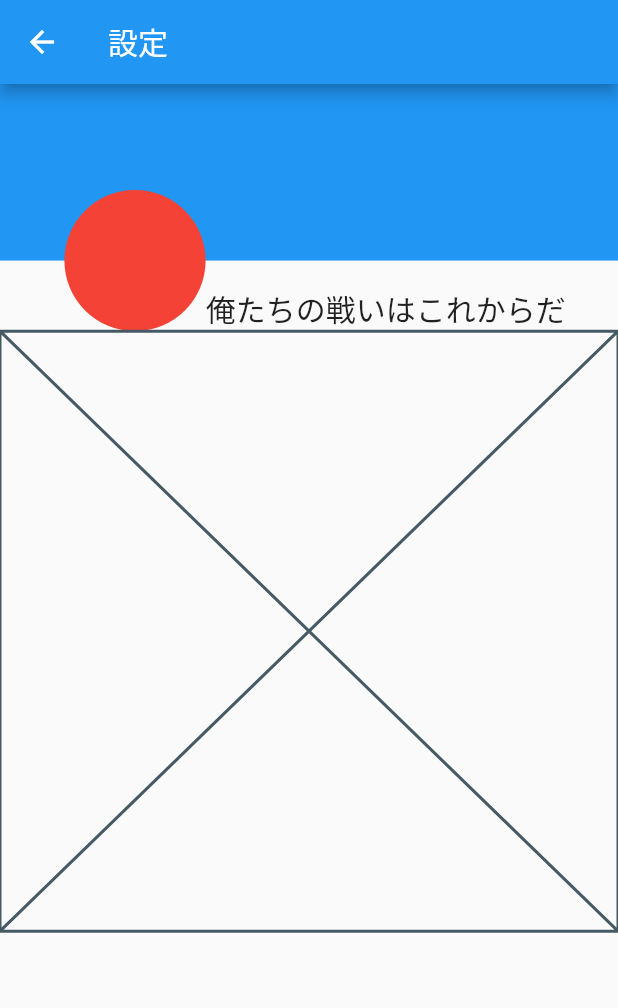
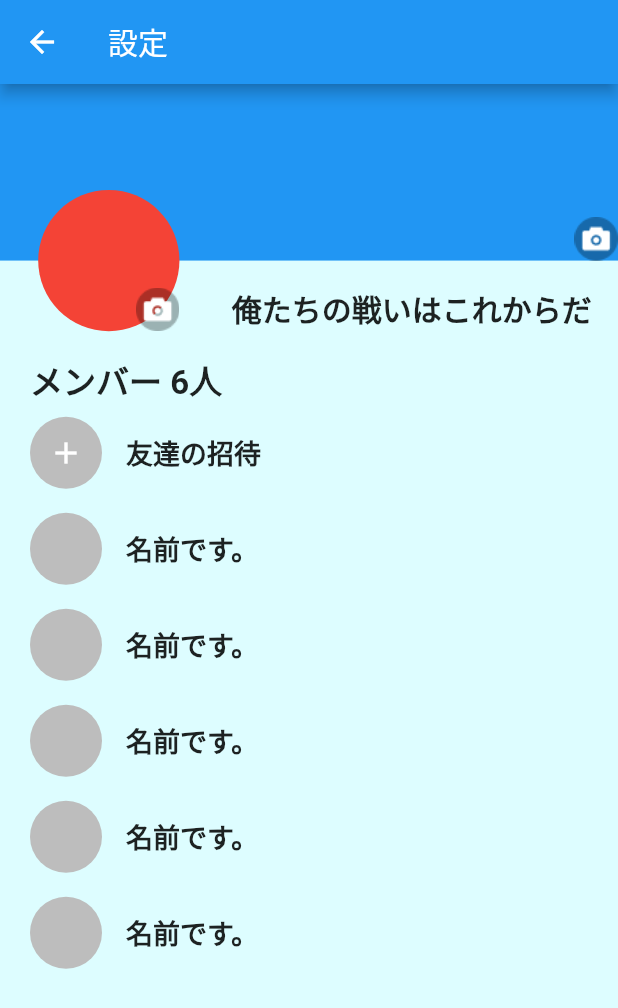
Before and after one commit to shotaro427/ImageShareApp, a Flutter app: the GroupSettingPage screen opened directly, on a phone screen of 412 x 824 dp. Shown: the top 1008 px of the screen. Run offline on Flutter 3.47's test engine with Material 2 defaults, Android fonts, the phone set to English and light mode, and no system bars; drawn by our look-alikes of flutter_slidable; our stand-ins replace awesome_dialog, cloud_firestore, device_info, file_picker, firebase_analytics, firebase_auth and 10 more; missing offline and left inert: apple_sign_in, firebase_admob, floating_action_bubble, flutter_auth_buttons, flutter_state_notifier; accounts and stored records are empty; generated files the repository leaves out were written again; statements that could not run were skipped.

Commit message:
設定のグループメンバー一覧の作成

```diff
--- a/lib/pages/group_setting/group_header.dart
+++ b/lib/pages/group_setting/group_header.dart
@@ -6,44 +6,73 @@ class GroupHeader extends StatelessWidget {
     final headerHeight = MediaQuery.of(context).size.width / 3.5;
     final iconSize = headerHeight * 0.8;
 
-    return Column(
+    return Container(
+      margin: const EdgeInsets.only(bottom: 16),
+      child: Column(
         children: [
           Stack(
             children: [
               SizedBox(
                 height: headerHeight,
-              child: Container(
+                child: Stack(
+                  children: [
+                    Container(
                       decoration: const BoxDecoration(
                         color: Colors.blue,
                       ),
                     ),
+                    Align(
+                      alignment: Alignment.bottomRight,
+                      child: Image.asset(
+                        'images/take_image.png',
+                        scale: 1.1,
+                      ),
+                    ),
+                  ],
+                ),
               ),
               Row(
-              mainAxisAlignment: MainAxisAlignment.center,
+                mainAxisAlignment: MainAxisAlignment.spaceAround,
                 crossAxisAlignment: CrossAxisAlignment.end,
                 children: [
                   Container(
-                  margin: EdgeInsets.only(top: headerHeight / 2 * 1.2, left: 8),
+                    margin:
+                        EdgeInsets.only(top: headerHeight / 2 * 1.2, left: 8),
                     child: SizedBox(
                       height: iconSize,
                       width: iconSize,
-                    child: Container(
+                      child: Stack(
+                        children: [
+                          Container(
                             decoration: BoxDecoration(
                               color: Colors.red,
                               borderRadius: BorderRadius.circular(iconSize / 2),
                             ),
                           ),
+                          Align(
+                            alignment: Alignment.bottomRight,
+                            child: Image.asset(
+                              'images/take_image.png',
+                              scale: 1.1,
+                            ),
+                          ),
+                        ],
+                      ),
                     ),
                   ),
                   Text(
                     '俺たちの戦いはこれからだ',
-                  style: Theme.of(context).textTheme.headline6,
+                    style: const TextStyle(
+                      fontSize: 20,
+                      fontWeight: FontWeight.bold,
+                    ),
                   ),
                 ],
               ),
             ],
           ),
         ],
+      ),
     );
   }
 }
--- a/lib/pages/group_setting/group_setting_page.dart
+++ b/lib/pages/group_setting/group_setting_page.dart
@@ -1,5 +1,6 @@
 import 'package:flutter/cupertino.dart';
 import 'package:flutter/material.dart';
+import 'package:image_share_app/constants/color.dart';
 import 'package:image_share_app/pages/group_setting/group_setting.dart';
 
 class GroupSettingPage extends StatelessWidget {
@@ -12,7 +13,9 @@ class GroupSettingPage extends StatelessWidget {
             title: const Text('設定'),
           ),
           body: GroupSetting(),
+          backgroundColor: backgroundColor,
         ),
+        // TODO add loading view
       ],
     );
   }
--- /dev/null
+++ b/lib/pages/group_setting/member_item.dart
@@ -0,0 +1,65 @@
+import 'package:flutter/material.dart';
+import 'package:flutter_slidable/flutter_slidable.dart';
+
+enum ItemType {
+  addMember,
+  member,
+  invited,
+}
+
+class MemberItem extends StatelessWidget {
+  MemberItem(this._type);
+  final ItemType _type;
+  final iconSize = 48.0;
+  @override
+  Widget build(BuildContext context) {
+    return Slidable(
+      actionPane: const SlidableDrawerActionPane(),
+      actionExtentRatio: 0.25,
+      enabled: (_type != ItemType.addMember),
+      secondaryActions: [
+        (_type != ItemType.addMember)
+            ? (IconSlideAction(
+                caption: (_type == ItemType.member) ? '退会させる' : 'キャンセル',
+                color: Colors.red,
+                icon: Icons.remove,
+                onTap: () => {},
+              ))
+            : null,
+      ],
+      child: Container(
+        margin: const EdgeInsets.symmetric(vertical: 8, horizontal: 20),
+        child: Row(
+          children: [
+            SizedBox(
+              height: iconSize,
+              width: iconSize,
+              child: Container(
+                decoration: BoxDecoration(
+                  color: Colors.grey[400],
+                  borderRadius: BorderRadius.circular(iconSize / 2),
+                ),
+                child: (_type == ItemType.addMember)
+                    ? const Icon(
+                        Icons.add,
+                        color: Colors.white,
+                      )
+                    : null,
+              ),
+            ),
+            Padding(
+              padding: const EdgeInsets.only(left: 16),
+              child: Text(
+                (_type == ItemType.addMember) ? '友達の招待' : '名前です。',
+                style: TextStyle(
+                  fontSize: 18,
+                  fontWeight: FontWeight.bold,
+                ),
+              ),
+            )
+          ],
+        ),
+      ),
+    );
+  }
+}
--- a/lib/pages/group_setting/member_list.dart
+++ b/lib/pages/group_setting/member_list.dart
@@ -1,8 +1,31 @@
 import 'package:flutter/material.dart';
+import 'package:image_share_app/pages/group_setting/member_item.dart';
 
 class MemberList extends StatelessWidget {
   @override
   Widget build(BuildContext context) {
-    return const Placeholder();
+    return Expanded(
+      child: ListView.builder(
+        itemBuilder: (BuildContext context, int index) {
+          if (index == 0) {
+            return const Padding(
+              padding: EdgeInsets.symmetric(horizontal: 20),
+              child: Text(
+                'メンバー 6人',
+                style: TextStyle(
+                  fontSize: 22,
+                  fontWeight: FontWeight.bold,
+                ),
+              ),
+            );
+          } else if (index == 1) {
+            return MemberItem(ItemType.addMember);
+          } else {
+            return MemberItem(ItemType.member);
+          }
+        },
+        itemCount: 7,
+      ),
+    );
   }
 }
--- a/pubspec.yaml
+++ b/pubspec.yaml
@@ -85,6 +85,7 @@ flutter:
     - images/icon.jpeg
     - images/group_icon.jpeg
     - images/pdf-icon.png
+    - images/take_image.png
   #  - images/a_dot_ham.jpeg
 
   # An image asset can refer to one or more resolution-specific "variants", see
```
Also changed, not shown: images/take_image.png (added). Lines whose indentation alone changed are shown as unchanged.
